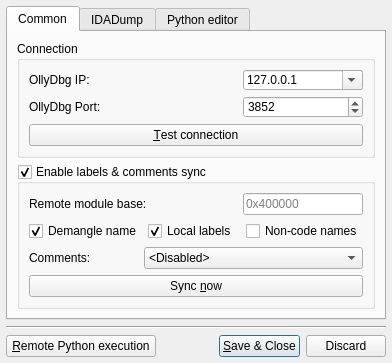
Before: the Qt Designer form labeless_ida/ui/settingsdialog.ui in a1ext/labeless, drawn with Qt 5.
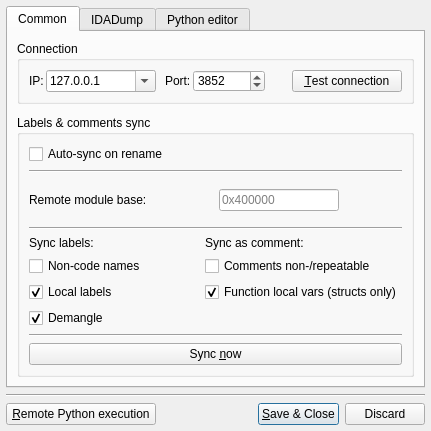
After: the same form once the commit is applied. Icons and pictures are not drawn. Custom widgets are drawn as their Qt base class.

Commit message: [IDA] local variables (structs only) synchronization as comment is added

The edit to the form file:
```diff
--- a/labeless_ida/ui/settingsdialog.ui
+++ b/labeless_ida/ui/settingsdialog.ui
@@ -6,8 +6,8 @@
    <rect>
     <x>0</x>
     <y>0</y>
-    <width>389</width>
-    <height>356</height>
+    <width>431</width>
+    <height>410</height>
    </rect>
   </property>
   <property name="windowTitle">
@@ -31,43 +31,48 @@
         <number>9</number>
        </property>
        <item>
-        <layout class="QVBoxLayout" name="verticalLayout_5">
+        <layout class="QVBoxLayout" name="verticalLayout_5" stretch="0,1">
+         <property name="spacing">
+          <number>11</number>
+         </property>
          <item>
           <widget class="QGroupBox" name="groupBox_3">
+           <property name="font">
+            <font>
+             <weight>50</weight>
+             <bold>false</bold>
+            </font>
+           </property>
            <property name="title">
             <string>Connection</string>
            </property>
            <layout class="QVBoxLayout" name="verticalLayout">
+            <property name="spacing">
+             <number>2</number>
+            </property>
+            <property name="topMargin">
+             <number>9</number>
+            </property>
+            <property name="bottomMargin">
+             <number>9</number>
+            </property>
             <item>
-             <layout class="QHBoxLayout" name="horizontalLayout_3">
+             <layout class="QHBoxLayout" name="horizontalLayout_3" stretch="0,0,0,0,0,1,0">
               <item>
                <widget class="QLabel" name="label">
                 <property name="text">
-                 <string>OllyDbg IP:</string>
+                 <string>IP:</string>
                 </property>
                 <property name="buddy">
                  <cstring>cbOllyIP</cstring>
                 </property>
                </widget>
               </item>
-              <item>
-               <spacer name="horizontalSpacer">
-                <property name="orientation">
-                 <enum>Qt::Horizontal</enum>
-                </property>
-                <property name="sizeHint" stdset="0">
-                 <size>
-                  <width>40</width>
-                  <height>20</height>
-                 </size>
-                </property>
-               </spacer>
-              </item>
               <item>
                <widget class="QComboBox" name="cbOllyIP">
                 <property name="minimumSize">
                  <size>
-                  <width>120</width>
+                  <width>110</width>
                   <height>20</height>
                  </size>
                 </property>
@@ -87,38 +92,37 @@
                 </item>
                </widget>
               </item>
-             </layout>
-            </item>
             <item>
-             <layout class="QHBoxLayout" name="horizontalLayout_4">
+               <spacer name="horizontalSpacer_2">
+                <property name="orientation">
+                 <enum>Qt::Horizontal</enum>
+                </property>
+                <property name="sizeType">
+                 <enum>QSizePolicy::Fixed</enum>
+                </property>
+                <property name="sizeHint" stdset="0">
+                 <size>
+                  <width>7</width>
+                  <height>20</height>
+                 </size>
+                </property>
+               </spacer>
+              </item>
               <item>
                <widget class="QLabel" name="label_2">
                 <property name="text">
-                 <string>OllyDbg Port:</string>
+                 <string>Port:</string>
                 </property>
                 <property name="buddy">
                  <cstring>sbOllyPort</cstring>
                 </property>
                </widget>
               </item>
-              <item>
-               <spacer name="horizontalSpacer_2">
-                <property name="orientation">
-                 <enum>Qt::Horizontal</enum>
-                </property>
-                <property name="sizeHint" stdset="0">
-                 <size>
-                  <width>40</width>
-                  <height>20</height>
-                 </size>
-                </property>
-               </spacer>
-              </item>
               <item>
                <widget class="QSpinBox" name="sbOllyPort">
                 <property name="minimumSize">
                  <size>
-                  <width>120</width>
+                  <width>72</width>
                   <height>20</height>
                  </size>
                 </property>
@@ -136,12 +140,27 @@
                 </property>
                </widget>
               </item>
-             </layout>
-            </item>
             <item>
-             <layout class="QHBoxLayout" name="horizontalLayout">
+               <spacer name="horizontalSpacer">
+                <property name="orientation">
+                 <enum>Qt::Horizontal</enum>
+                </property>
+                <property name="sizeHint" stdset="0">
+                 <size>
+                  <width>40</width>
+                  <height>20</height>
+                 </size>
+                </property>
+               </spacer>
+              </item>
               <item>
                <widget class="QPushButton" name="bTestConnection">
+                <property name="minimumSize">
+                 <size>
+                  <width>110</width>
+                  <height>0</height>
+                 </size>
+                </property>
                 <property name="text">
                  <string>&amp;Test connection</string>
                 </property>
@@ -155,16 +174,36 @@
          <item>
           <widget class="QGroupBox" name="gbEnabledSync">
            <property name="title">
-            <string>Enable labels &amp;&amp; comments sync</string>
+            <string>Labels &amp;&amp; comments sync</string>
            </property>
            <property name="checkable">
-            <bool>true</bool>
+            <bool>false</bool>
            </property>
-           <layout class="QVBoxLayout" name="verticalLayout_4">
+           <layout class="QVBoxLayout" name="verticalLayout_4" stretch="0,0,0,0,0,0,1">
             <item>
-             <layout class="QHBoxLayout" name="horizontalLayout_5">
+             <widget class="QCheckBox" name="cbAutoSync">
+              <property name="text">
+               <string>Auto-sync on rename</string>
+              </property>
+             </widget>
+            </item>
               <item>
+             <widget class="Line" name="line_3">
+              <property name="orientation">
+               <enum>Qt::Horizontal</enum>
+              </property>
+             </widget>
+            </item>
+            <item>
+             <layout class="QGridLayout" name="gridLayout_2">
+              <item row="0" column="0">
                <widget class="QLabel" name="label_3">
+                <property name="sizePolicy">
+                 <sizepolicy hsizetype="Expanding" vsizetype="Preferred">
+                  <horstretch>0</horstretch>
+                  <verstretch>0</verstretch>
+                 </sizepolicy>
+                </property>
                 <property name="text">
                  <string>Remote module base:</string>
                 </property>
@@ -173,19 +212,12 @@
                 </property>
                </widget>
               </item>
-              <item>
-               <spacer name="horizontalSpacer_3">
-                <property name="orientation">
-                 <enum>Qt::Horizontal</enum>
-                </property>
-                <property name="sizeHint" stdset="0">
-                 <size>
-                  <width>40</width>
-                  <height>20</height>
-                 </size>
-                </property>
-               </spacer>
-              </item>
+              <item row="0" column="1">
+               <widget class="QWidget" name="wRemoteBaseHorLayout" native="true">
+                <layout class="QHBoxLayout" name="horizontalLayout">
+                 <property name="leftMargin">
+                  <number>0</number>
+                 </property>
               <item>
                <widget class="QLineEdit" name="leRemoteModuleBase">
                 <property name="minimumSize">
@@ -205,31 +237,87 @@
                 </property>
                </widget>
               </item>
-             </layout>
-            </item>
+                 <item>
+                  <spacer name="horizontalSpacer_3">
+                   <property name="orientation">
+                    <enum>Qt::Horizontal</enum>
+                   </property>
+                   <property name="sizeHint" stdset="0">
+                    <size>
+                     <width>40</width>
+                     <height>20</height>
+                    </size>
+                   </property>
+                  </spacer>
+                 </item>
+                </layout>
+               </widget>
+              </item>
+             </layout>
+            </item>
             <item>
-             <layout class="QHBoxLayout" name="horizontalLayout_6">
+             <widget class="Line" name="line_4">
+              <property name="orientation">
+               <enum>Qt::Horizontal</enum>
+              </property>
+             </widget>
+            </item>
               <item>
+             <layout class="QGridLayout" name="gridLayout">
+              <item row="3" column="0">
                <widget class="QCheckBox" name="chDemangleNames">
                 <property name="text">
-                 <string>Demangle name</string>
+                 <string>Demangle</string>
                 </property>
                 <property name="checked">
                  <bool>true</bool>
                 </property>
                </widget>
               </item>
-              <item>
-               <widget class="QCheckBox" name="chLocalLabels">
+              <item row="2" column="1">
+               <widget class="QCheckBox" name="chFuncLocalVars">
                 <property name="text">
-                 <string>Local labels</string>
+                 <string>Function local vars (structs only)</string>
                 </property>
                 <property name="checked">
                  <bool>true</bool>
                 </property>
                </widget>
               </item>
-              <item>
+              <item row="0" column="1">
+               <widget class="QLabel" name="label_9">
+                <property name="font">
+                 <font>
+                  <weight>50</weight>
+                  <bold>false</bold>
+                 </font>
+                </property>
+                <property name="text">
+                 <string>Sync as comment:</string>
+                </property>
+               </widget>
+              </item>
+              <item row="1" column="1">
+               <widget class="QCheckBox" name="chIDAComments">
+                <property name="text">
+                 <string>Comments non-/repeatable</string>
+                </property>
+               </widget>
+              </item>
+              <item row="0" column="0">
+               <widget class="QLabel" name="label_5">
+                <property name="font">
+                 <font>
+                  <weight>50</weight>
+                  <bold>false</bold>
+                 </font>
+                </property>
+                <property name="text">
+                 <string>Sync labels:</string>
+                </property>
+               </widget>
+              </item>
+              <item row="1" column="0">
                <widget class="QCheckBox" name="chNonCodeNames">
                 <property name="toolTip">
                  <string>&lt;html&gt;&lt;head/&gt;&lt;body&gt;&lt;p&gt;Names that point to data in IDA&lt;/p&gt;&lt;/body&gt;&lt;/html&gt;</string>
@@ -239,49 +327,25 @@
                 </property>
                </widget>
               </item>
-             </layout>
-            </item>
-            <item>
-             <layout class="QHBoxLayout" name="horizontalLayout_9" stretch="1,2">
-              <item>
-               <widget class="QLabel" name="label_8">
+              <item row="2" column="0">
+               <widget class="QCheckBox" name="chLocalLabels">
                 <property name="text">
-                 <string>Comments:</string>
+                 <string>Local labels</string>
                 </property>
-               </widget>
-              </item>
-              <item>
-               <widget class="QComboBox" name="cbCommentsSync">
-                <property name="sizeAdjustPolicy">
-                 <enum>QComboBox::AdjustToMinimumContentsLength</enum>
-                </property>
-                <property name="duplicatesEnabled">
+                <property name="checked">
                  <bool>true</bool>
                 </property>
-                <item>
-                 <property name="text">
-                  <string>&lt;Disabled&gt;</string>
-                 </property>
-                </item>
-                <item>
-                 <property name="text">
-                  <string>Non-repeatable</string>
-                 </property>
-                </item>
-                <item>
-                 <property name="text">
-                  <string>Repeatable</string>
-                 </property>
-                </item>
-                <item>
-                 <property name="text">
-                  <string>All</string>
-                 </property>
-                </item>
                </widget>
               </item>
              </layout>
             </item>
+            <item>
+             <widget class="Line" name="line_2">
+              <property name="orientation">
+               <enum>Qt::Horizontal</enum>
+              </property>
+             </widget>
+            </item>
             <item>
              <widget class="QPushButton" name="bSyncNow">
               <property name="text">
```
Left out of the diff: 49 changed lines with no effect on the pictures. Lines whose indentation alone changed are shown as unchanged. The commit also changes 4 other files.
